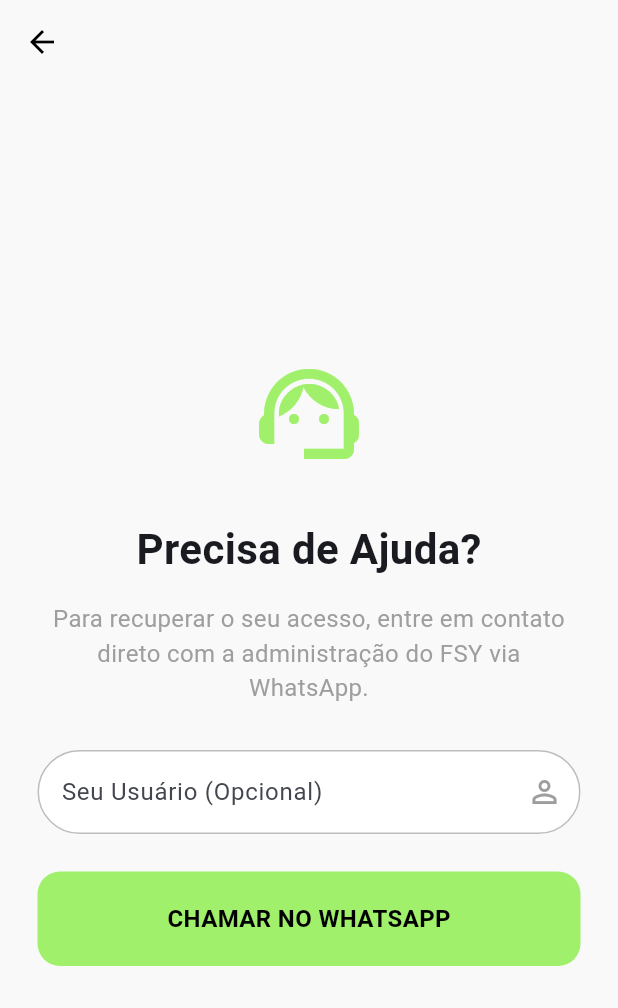
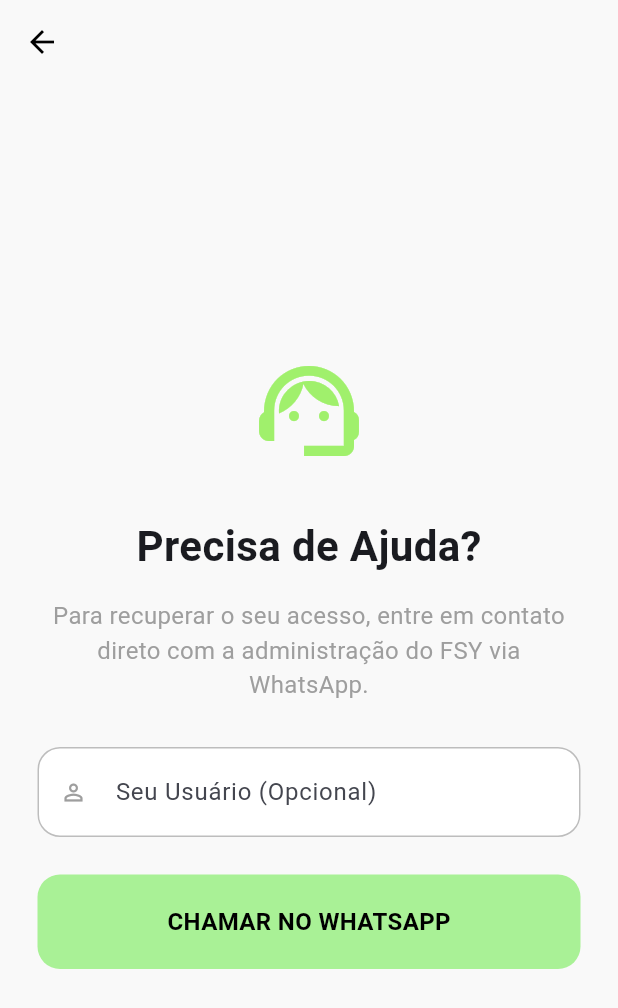
Before and after one commit to AvisonCirilo/app_fsy, a Flutter app: the screen it shows after launch, after a tap on "Forget Password", on a phone screen of 412 x 824 dp. Shown: the top 1008 px of the screen. Run offline on Flutter 3.47's test engine with Material 3 defaults, Android fonts, the phone set to English and light mode, and no system bars.

Commit message:
Aualizações na tela de login

```diff
--- a/lib/components/meu_botao.dart
+++ b/lib/components/meu_botao.dart
@@ -1,4 +1,5 @@
 import 'package:flutter/material.dart';
+
 
 class MeuBotao extends StatelessWidget {
   final String texto;
@@ -23,7 +24,7 @@
         decoration: BoxDecoration(
           color:
               corFundo ??
-              const Color.fromARGB(255, 160, 240, 108), // Amarelo por padrão
+              const Color.fromARGB(255, 169, 241, 150), // Amarelo por padrão
           borderRadius: BorderRadius.circular(15),
         ),
         child: Center(
--- a/lib/components/meu_campo_texto.dart
+++ b/lib/components/meu_campo_texto.dart
@@ -32,6 +32,65 @@
     return TextField(
       obscureText: _esconderTexto,
       decoration: InputDecoration(
+        isDense: true, // Avisa o Flutter para deixar o campo compacto
+        // 1. Padronizamos a altura exata da caixa para TODOS os campos
+        contentPadding: const EdgeInsets.symmetric(
+          vertical: 18,
+          horizontal: 20,
+        ),
+
+        hintText: widget.hintText,
+
+        // Se houver um ícone do lado esquerdo (prefixo), ele entra aqui
+        prefixIcon: widget.icon != null
+            ? Icon(widget.icon, color: Colors.grey)
+            : null,
+
+        // 2. A MÁGICA: Removemos a margem obrigatória do sufixo
+        suffixIconConstraints: const BoxConstraints(
+          minWidth: 45,
+          minHeight: 0, // Diz ao Flutter: "Não force uma altura mínima!"
+        ),
+
+        // 3. Trocamos o IconButton pelo GestureDetector
+        suffixIcon: widget.obscureText
+            ? GestureDetector(
+                onTap: () {
+                  setState(() {
+                    _esconderTexto = !_esconderTexto;
+                  });
+                },
+                child: Container(
+                  color: Colors.transparent, // Aumenta a área de clique de forma invisível
+                  padding: const EdgeInsets.symmetric(horizontal: 15),
+                  child: Icon(
+                    _esconderTexto ? Icons.visibility_off : Icons.visibility,
+                    color: Colors.grey,
+                    size: 22,
+                  ),
+                ),
+              )
+            : null,
+
+        enabledBorder: OutlineInputBorder(
+          borderRadius: BorderRadius.circular(15),
+          borderSide: BorderSide(color: Colors.grey.shade400),
+        ),
+        focusedBorder: OutlineInputBorder(
+          borderRadius: BorderRadius.circular(15),
+          borderSide: const BorderSide(color: Color(0xFFFFC107)),
+        ),
+        fillColor: Colors.white,
+        filled: true,
+      ),
+    );
+  }
+
+  /*@override
+  Widget build(BuildContext context) {
+    return TextField(
+      obscureText: _esconderTexto,
+      decoration: InputDecoration(
         hintText: widget.hintText, // O texto de dica (ex: Email)
         suffixIcon: widget.icon != null
             ? Icon(widget.icon, color: Colors.grey)
@@ -44,7 +103,7 @@
                 icon: Icon(
                   _esconderTexto ? Icons.visibility_off : Icons.visibility,
                   color: Colors.grey,
-                  size: 15,
+                  size: 22,
                 ),
                 onPressed: () {
                   setState(() {
@@ -67,5 +126,5 @@
         filled: true,
       ),
     );
-  }
+  }*/
 }
--- a/lib/telas/login_tela.dart
+++ b/lib/telas/login_tela.dart
@@ -11,12 +11,7 @@
   @override
   Widget build(BuildContext context) {
     return Scaffold(
-      backgroundColor: const Color.fromARGB(
-        255,
-        209,
-        252,
-        204,
-      ), // Fundo claro como na sua imagem
+      backgroundColor: const Color.fromARGB(255, 220, 255, 216), // Fundo claro como na sua imagem
       body: SafeArea(
         child: Center(
           child: SingleChildScrollView(
@@ -47,17 +42,9 @@
                     const MeuCampoTexto(
                       hintText: 'Password',
                       obscureText: true,
-                      //icon: Icons.visibility_off,
+                     icon: Icons.key,
                     ),
                     const SizedBox(height: 10),
-
-                    /*SizedBox(
-                    width: 300,
-                    child: MeuCampoTexto(
-                      hintText: 'Senha',
-                      obscureText: false,
-                    ),
-                  ),*/
 
                     // Botão "Esqueceu a senha" alinhado à direita
                     Row(
```
